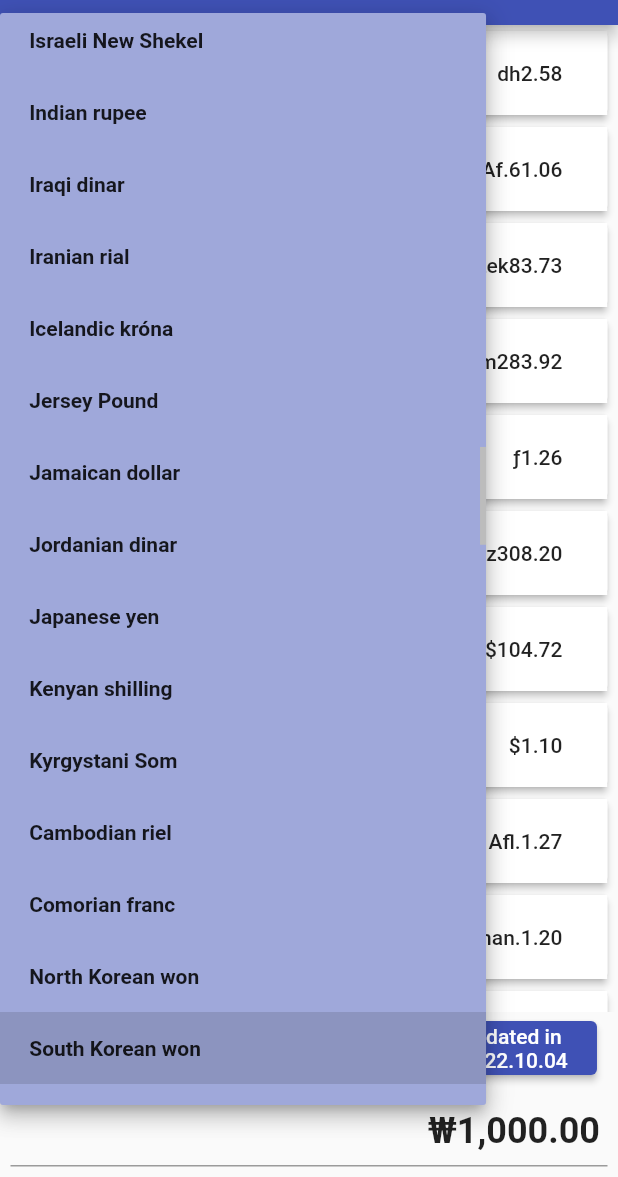
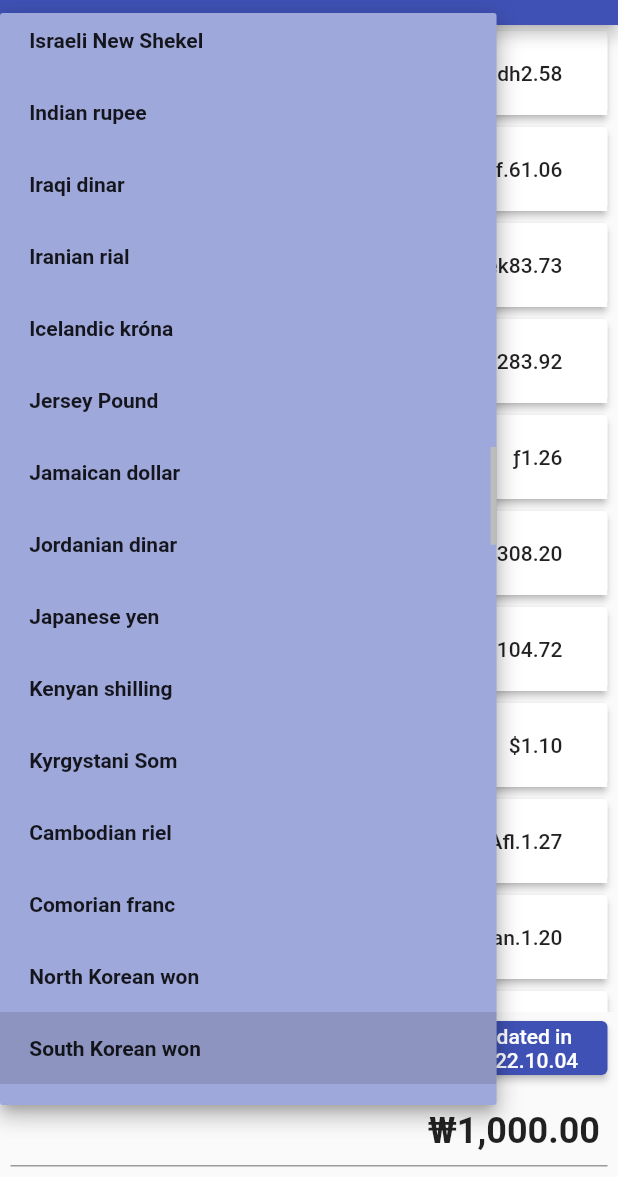
Before and after one commit to joeytestcode/exchange_rate_calculator, a Flutter app: the screen it shows after launch, after a tap on "South Korean won", on a phone screen of 412 x 824 dp, the part 59-1236 px from its top. Run offline on Flutter 3.47's test engine with Material 2 defaults, Android fonts, the phone set to English and light mode, and no system bars; our stand-ins replace shared_preferences; network calls fail.

Commit message:
20221010_1926

```diff
--- a/lib/data/exchange_rate.dart
+++ b/lib/data/exchange_rate.dart
@@ -667,13 +667,17 @@ class ExchangeRate extends ChangeNotifier {
   }
 
   late Future<bool> isReady;
+
   Future<bool> getInitialValues() async {
     try {
       var prefs = await SharedPreferences.getInstance();
       _money = prefs.getDouble(KeyOfPreference.money.name) ?? _defaultMoney;
       _date = prefs.getString(KeyOfPreference.date.name) ?? _defaultDate;
-      _filter =
+
+      var tempFilter =
           prefs.getStringList(KeyOfPreference.filter.name) ?? _defaultFilter;
+      _filter.clear();
+      _filter.addAll(tempFilter);
 
       var tempCurrencies =
           prefs.getStringList(KeyOfPreference.currencies.name) ??
@@ -749,14 +753,26 @@ class ExchangeRate extends ChangeNotifier {
     notifyListeners();
   }
 
-  List<String> _filter = ["1inch"];
+  List<String> _filter = [];
   List<String> get filter => _filter;
-  set filter(newFilter) => setFilter(newFilter);
 
-  void setFilter(List<String> filter) {
-    _filter.clear();
-    _filter.addAll(filter);
+  void addFilter(String currency) {
+    if (currencies.keys.contains(currency) && !filter.contains(currency)) {
+      _filter.add(currency);
+      if (_selectedCurrency == currency) {
+        _selectedCurrency = _currencies.keys
+            .where((element) => !filter.contains(element))
+            .toList()[0];
+      }
+      notifyListeners();
+      _setValueTOPreference(KeyOfPreference.filter, _filter);
+    }
+  }
+
+  void removeFilter(String currency) {
+    _filter.remove(currency);
     notifyListeners();
+    _setValueTOPreference(KeyOfPreference.filter, _filter);
   }
 
   Future<void> readRate() async {
--- a/lib/main.dart
+++ b/lib/main.dart
@@ -1,7 +1,8 @@
+import 'dart:io';
+
 import 'package:exchange_rate_calculator/data/exchange_rate.dart';
 import 'package:flutter/material.dart';
 import 'package:provider/provider.dart';
-
 import 'ui/MyHomePage.dart';
 
 void main() {
@@ -20,7 +21,7 @@ class MyApp extends StatelessWidget {
         theme: ThemeData(
           primarySwatch: Colors.indigo,
         ),
-        home: MyHomePage(title: 'Exchange Rate Calculator'),
+        home: const MyHomePage(title: 'Exchange Rate Calculator'),
       ),
     );
   }
--- a/lib/ui/MyAppBar.dart
+++ b/lib/ui/MyAppBar.dart
@@ -53,8 +53,8 @@ class MyAppBar extends StatelessWidget implements PreferredSizeWidget {
                 Provider.of<ExchangeRate>(context, listen: false).readRate();
                 break;
               case 1:
-                Navigator.of(context).push(
-                    MaterialPageRoute(builder: ((context) => MySettings())));
+                Navigator.of(context).push(MaterialPageRoute(
+                    builder: ((context) => const MySettings())));
                 break;
               case 2:
                 break;
--- a/lib/ui/MyHomePage.dart
+++ b/lib/ui/MyHomePage.dart
@@ -19,19 +19,17 @@ class _MyHomePageState extends State<MyHomePage> {
   Widget build(BuildContext context) {
     return Scaffold(
       appBar: MyAppBar(widget: widget),
-      body: FutureBuilder(
-        future: Provider.of<ExchangeRate>(context, listen: false).isReady,
+      body: Center(
+        child: Consumer<ExchangeRate>(
+          builder: (context, exchangeRate, child) {
+            return FutureBuilder(
+                future: exchangeRate.isReady,
                 builder: (context, snapshot) {
                   if (snapshot.hasData && snapshot.data == true) {
-            return Center(
-              child: Consumer<ExchangeRate>(
-                builder: (context, exchangeRate, child) {
                     return Column(
                       children: [
-                      Expanded(
-                        child: MyListWidget(
+                        MyListWidget(
                           exchangeRate: exchangeRate,
-                        ),
                         ),
                         MyInputWidget(
                           onChangeCurrency: (String currency) =>
@@ -42,13 +40,12 @@ class _MyHomePageState extends State<MyHomePage> {
                         ),
                       ],
                     );
-                },
-              ),
-            );
                   } else {
                     return const CircularProgressIndicator();
                   }
+                });
           },
+        ),
       ),
     );
   }
--- a/lib/ui/MyInputWidget.dart
+++ b/lib/ui/MyInputWidget.dart
@@ -1,4 +1,3 @@
-import 'package:country_list_pick/country_list_pick.dart';
 import 'package:flutter/material.dart';
 import 'package:flutter/services.dart';
 import 'package:intl/intl.dart';
@@ -32,19 +31,21 @@ class _MyInputWidgetState extends State<MyInputWidget> {
 
   @override
   Widget build(BuildContext context) {
-    var listOfCurrencies = widget.exchangeRate.rates.keys
+    ExchangeRate exchangeRate = widget.exchangeRate;
+    var listOfCurrencies = exchangeRate.currencies.keys
         .where(
-          (element) => !widget.exchangeRate.filter.contains(element),
+          (element) => !exchangeRate.filter.contains(element),
         )
         .toList();
     return Column(
       children: [
         Row(
           children: [
-            DropdownButton(
+            Expanded(
+              child: DropdownButton(
                 underline: Container(),
                 dropdownColor: Theme.of(context).colorScheme.background,
-              value: widget.exchangeRate.selectedCurrency,
+                value: exchangeRate.selectedCurrency,
                 items: listOfCurrencies
                     .map((element) => DropdownMenuItem(
                         value: element,
@@ -56,20 +57,20 @@ class _MyInputWidgetState extends State<MyInputWidget> {
                     .toList(),
                 onChanged: (String? selected) {
                   if (selected != null) {
-                  widget.exchangeRate.selectedCurrency = selected;
+                    exchangeRate.selectedCurrency = selected;
                     widget.onChangeCurrency(selected);
                     _controller.text = _getFormattedCurrencyString(
-                      widget.exchangeRate.money, selected);
+                        exchangeRate.money, selected);
                   }
                 },
+              ),
             ),
             Padding(
               padding: const EdgeInsets.symmetric(horizontal: 7),
               child: ElevatedButton(
-                child: Center(
-                    child: Text('Updated in\n${widget.exchangeRate.date} ')),
+                child: Center(child: Text('Updated in\n${exchangeRate.date} ')),
                 onPressed: () {
-                  widget.exchangeRate.readRate();
+                  exchangeRate.readRate();
                 },
               ),
             )
@@ -103,7 +104,7 @@ class _MyInputWidgetState extends State<MyInputWidget> {
             onEditingComplete: () {
               _controller.text = _getFormattedCurrencyString(
                   _parseInputStringToDouble(_controller.text),
-                  widget.exchangeRate.selectedCurrency);
+                  exchangeRate.selectedCurrency);
               _selectAllText(_controller);
             },
           ),
--- a/lib/ui/MyListWidget.dart
+++ b/lib/ui/MyListWidget.dart
@@ -14,19 +14,21 @@ class MyListWidget extends StatefulWidget {
 class _MyListWidgetState extends State<MyListWidget> {
   @override
   Widget build(BuildContext context) {
-    List<String> listForListView = widget.exchangeRate.rates.keys
+    ExchangeRate exchangeRate = widget.exchangeRate;
+    List<String> listForListView = exchangeRate.currencies.keys
         .where(
           (element) =>
-              element != widget.exchangeRate.selectedCurrency &&
-              !widget.exchangeRate.filter.contains(element),
+              element != exchangeRate.selectedCurrency &&
+              !exchangeRate.filter.contains(element),
         )
         .toList();
-    return ReorderableListView.builder(
+    return Expanded(
+      child: ReorderableListView.builder(
         itemCount: listForListView.length,
         itemBuilder: (context, index) {
-        final String currency = listForListView[index];
+          final String currentCurrency = listForListView[index];
           final formatCurrency = NumberFormat.simpleCurrency(
-            name: currency.toUpperCase(), decimalDigits: 2);
+              name: currentCurrency.toUpperCase(), decimalDigits: 2);
           return Card(
             key: Key('$index'),
             margin: const EdgeInsets.symmetric(vertical: 4, horizontal: 7),
@@ -38,17 +40,16 @@ class _MyListWidgetState extends State<MyListWidget> {
                 children: [
                   Expanded(
                     flex: 30,
-                  child: Text(widget.exchangeRate.currencies[currency] ?? ''),
+                    child: Text(exchangeRate.currencies[currentCurrency] ?? ''),
                   ),
                   Expanded(
                     flex: 20,
                     child: Align(
                       alignment: Alignment.centerRight,
-                    child: Text(formatCurrency.format(
-                        widget.exchangeRate.money /
-                            widget.exchangeRate
-                                .rates[widget.exchangeRate.selectedCurrency]! *
-                            widget.exchangeRate.rates[currency]!)),
+                      child: Text(formatCurrency.format(widget
+                              .exchangeRate.money /
+                          exchangeRate.rates[exchangeRate.selectedCurrency]! *
+                          exchangeRate.rates[currentCurrency]!)),
                     ),
                   ),
                   const Spacer(flex: 2),
@@ -66,6 +67,7 @@ class _MyListWidgetState extends State<MyListWidget> {
             listForListView.insert(newIndex, rate);
           });
         },
+      ),
     );
   }
 }
```
Also changed, not shown: lib/ui/MySettings.dart (+52 -14 lines), pubspec.lock. Lines whose indentation alone changed are shown as unchanged.
